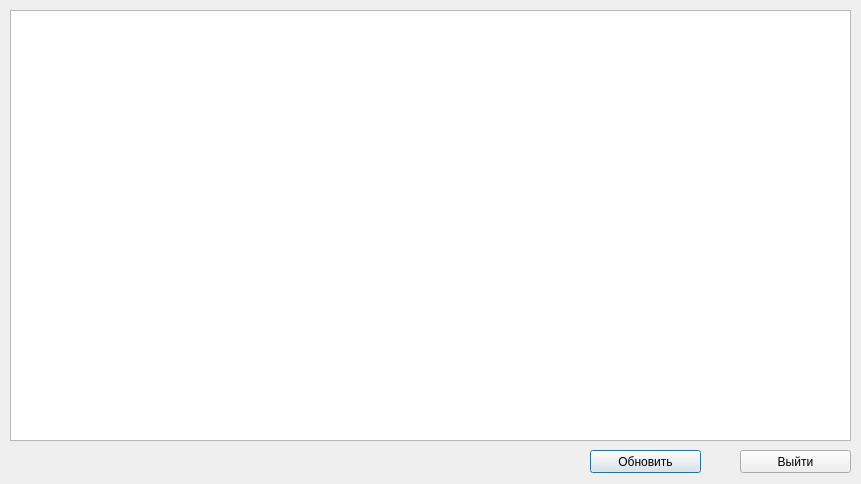
Before: the Qt Designer form templates/designOpenTbl.ui in AZch/Data-decryption-system, drawn with Qt 5.
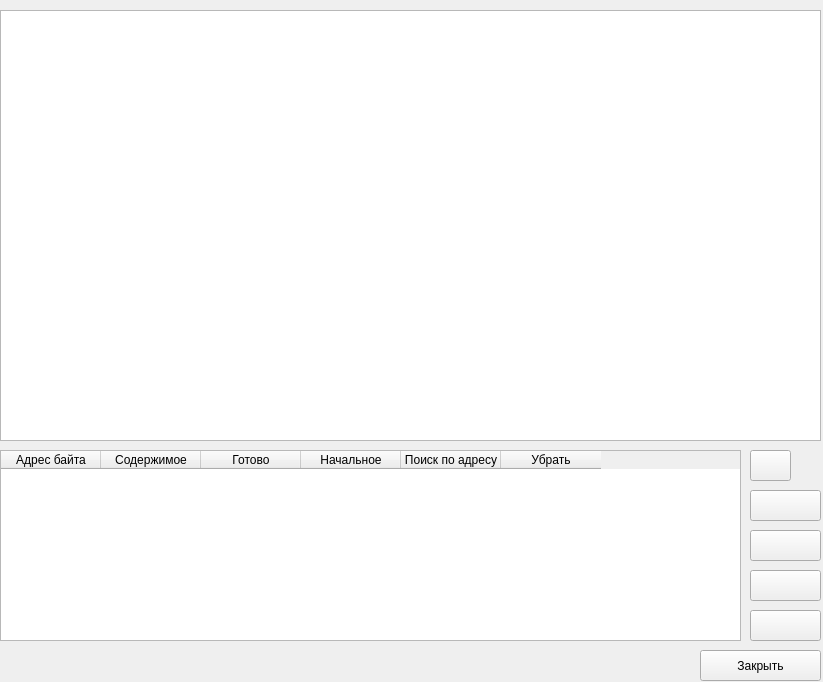
After: the same form once the commit is applied.

Commit message: Feature(main): add new API work with cfg for class, and make new UI

```diff
--- a/templates/designOpenTbl.ui
+++ b/templates/designOpenTbl.ui
@@ -6,8 +6,8 @@
    <rect>
     <x>0</x>
     <y>0</y>
-    <width>861</width>
-    <height>484</height>
+    <width>823</width>
+    <height>682</height>
    </rect>
   </property>
   <property name="windowTitle">
@@ -16,9 +16,9 @@
   <widget class="QTableWidget" name="tblData">
    <property name="geometry">
     <rect>
-     <x>10</x>
+     <x>0</x>
      <y>10</y>
-     <width>841</width>
+     <width>821</width>
      <height>431</height>
     </rect>
    </property>
@@ -26,7 +26,7 @@
   <widget class="QPushButton" name="btnUpdTbl">
    <property name="geometry">
     <rect>
-     <x>590</x>
+     <x>580</x>
      <y>450</y>
      <width>111</width>
      <height>23</height>
@@ -39,16 +39,121 @@
   <widget class="QPushButton" name="btnExit">
    <property name="geometry">
     <rect>
-     <x>740</x>
+     <x>700</x>
+     <y>650</y>
+     <width>121</width>
+     <height>31</height>
+    </rect>
+   </property>
+   <property name="text">
+    <string>Закрыть</string>
+   </property>
+  </widget>
+  <widget class="QPushButton" name="btnClearChgAll">
+   <property name="geometry">
+    <rect>
+     <x>750</x>
+     <y>570</y>
+     <width>71</width>
+     <height>31</height>
+    </rect>
+   </property>
+   <property name="text">
+    <string/>
+   </property>
+  </widget>
+  <widget class="QPushButton" name="btnFindChgAll">
+   <property name="geometry">
+    <rect>
+     <x>750</x>
+     <y>610</y>
+     <width>71</width>
+     <height>31</height>
+    </rect>
+   </property>
+   <property name="text">
+    <string/>
+   </property>
+  </widget>
+  <widget class="QPushButton" name="btnChgAll">
+   <property name="geometry">
+    <rect>
+     <x>750</x>
+     <y>490</y>
+     <width>71</width>
+     <height>31</height>
+    </rect>
+   </property>
+   <property name="text">
+    <string/>
+   </property>
+  </widget>
+  <widget class="QPushButton" name="btnStartAll">
+   <property name="geometry">
+    <rect>
+     <x>750</x>
+     <y>530</y>
+     <width>71</width>
+     <height>31</height>
+    </rect>
+   </property>
+   <property name="text">
+    <string/>
+   </property>
+  </widget>
+  <widget class="QPushButton" name="btnAddStrEditTest">
+   <property name="geometry">
+    <rect>
+     <x>750</x>
      <y>450</y>
-     <width>111</width>
-     <height>23</height>
+     <width>41</width>
+     <height>31</height>
     </rect>
    </property>
    <property name="text">
-    <string>Выйти</string>
+    <string/>
    </property>
   </widget>
+  <widget class="QTableWidget" name="tblChgTest">
+   <property name="geometry">
+    <rect>
+     <x>0</x>
+     <y>450</y>
+     <width>741</width>
+     <height>191</height>
+    </rect>
+   </property>
+   <column>
+    <property name="text">
+     <string>Адрес байта</string>
+    </property>
+   </column>
+   <column>
+    <property name="text">
+     <string>Содержимое</string>
+    </property>
+   </column>
+   <column>
+    <property name="text">
+     <string>Готово</string>
+    </property>
+   </column>
+   <column>
+    <property name="text">
+     <string>Начальное</string>
+    </property>
+   </column>
+   <column>
+    <property name="text">
+     <string>Поиск по адресу</string>
+    </property>
+   </column>
+   <column>
+    <property name="text">
+     <string>Убрать</string>
+    </property>
+   </column>
+  </widget>
  </widget>
  <resources/>
  <connections/>
```
The commit also changes 18 other files.
